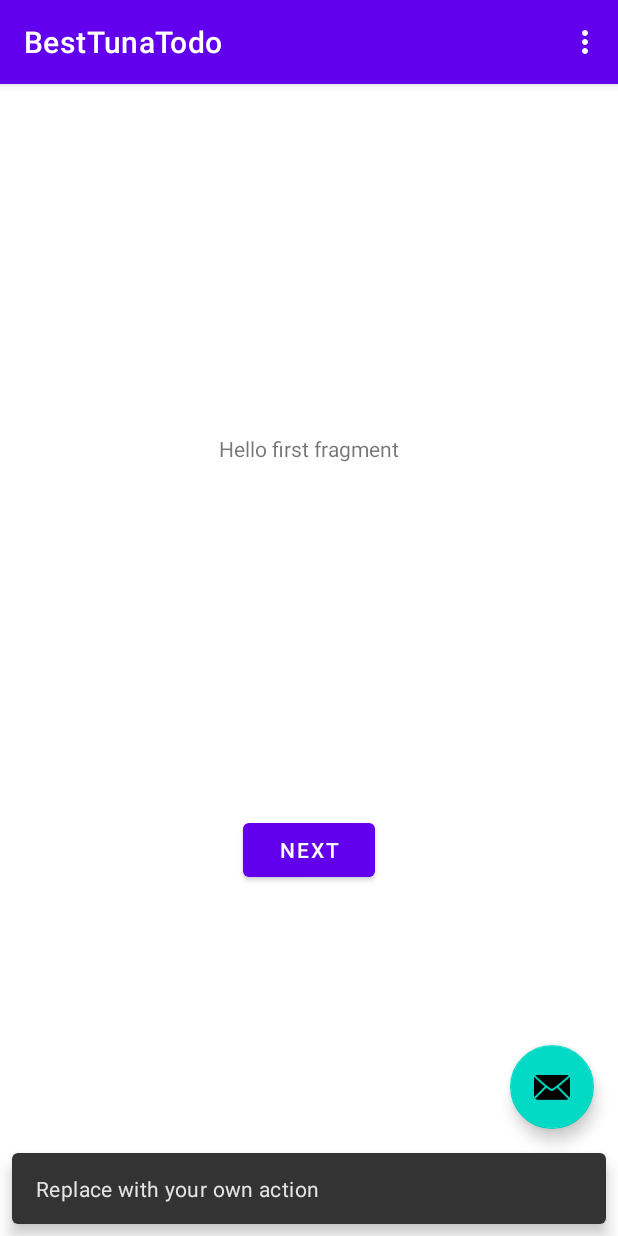
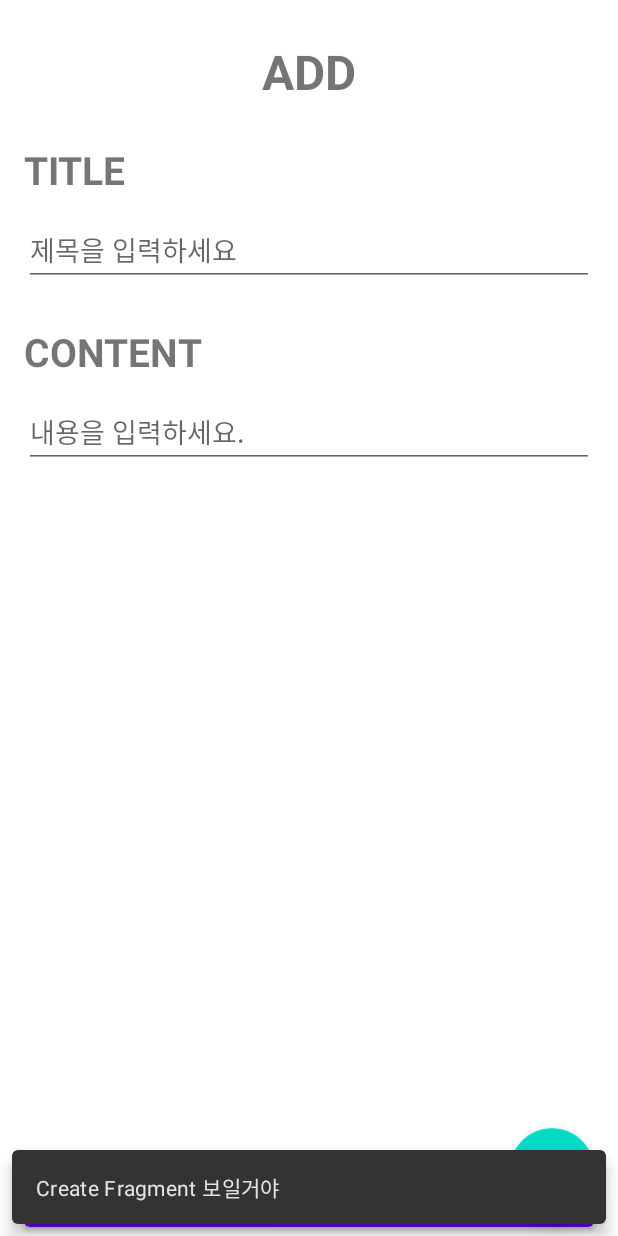
Before and after one commit to eastar-dev/agile-todo, an Android app: the screen it shows after launch (MainActivity), after a tap on an icon or button, on a phone screen of 412 x 824 dp. Run offline under Robolectric (Android 15) with nearby library versions, the phone set to English and light mode, and no system bars; our stand-ins replace data binding.

Commit message:
생성화면 추가

```diff
--- a/app/build.gradle
+++ b/app/build.gradle
@@ -1,6 +1,7 @@
 plugins {
     id 'com.android.application'
     id 'kotlin-android'
+    id 'kotlin-kapt'
 }
 
 android {
@@ -30,6 +31,9 @@ android {
     kotlinOptions {
         jvmTarget = '1.8'
     }
+    dataBinding {
+        enabled = true
+    }
 }
 
 dependencies {
@@ -41,6 +45,7 @@ dependencies {
     implementation 'androidx.constraintlayout:constraintlayout:2.0.4'
     implementation 'androidx.navigation:navigation-fragment-ktx:2.3.2'
     implementation 'androidx.navigation:navigation-ui-ktx:2.3.2'
+    implementation 'androidx.legacy:legacy-support-v4:1.0.0'
     testImplementation 'junit:junit:4.+'
     androidTestImplementation 'androidx.test.ext:junit:1.1.2'
     androidTestImplementation 'androidx.test.espresso:espresso-core:3.3.0'
--- /dev/null
+++ b/app/src/main/java/com/bestuna/todo/CreateFragment.kt
@@ -0,0 +1,46 @@
+package com.bestuna.todo
+
+import android.os.Bundle
+import android.util.Log
+import androidx.fragment.app.Fragment
+import android.view.LayoutInflater
+import android.view.View
+import android.view.ViewGroup
+import android.widget.Button
+import androidx.fragment.app.viewModels
+import androidx.navigation.fragment.findNavController
+import com.bestuna.todo.data.Todo
+import com.google.android.material.button.MaterialButton
+import com.google.android.material.snackbar.Snackbar
+import com.google.android.material.textfield.TextInputEditText
+
+class CreateFragment : Fragment() {
+
+    val vm: CreateTodoViewmodel by viewModels()
+
+    override fun onCreateView(
+        inflater: LayoutInflater, container: ViewGroup?,
+        savedInstanceState: Bundle?
+    ): View? {
+        // Inflate the layout for this fragment
+        return inflater.inflate(R.layout.fragment_create, container, false)
+    }
+
+    override fun onViewCreated(view: View, savedInstanceState: Bundle?) {
+        super.onViewCreated(view, savedInstanceState)
+
+        view.findViewById<MaterialButton>(R.id.btn_add).setOnClickListener {
+            Snackbar.make(view, "Todo내용 저장 할거얌. ", Snackbar.LENGTH_LONG)
+                .setAction("Action", null).show()
+
+            Log.e("title", view.findViewById<TextInputEditText>(R.id.input_title).text.toString())
+            Log.e("content", view.findViewById<TextInputEditText>(R.id.input_content).text.toString())
+
+            val newTodo = Todo("asdf", view.findViewById<TextInputEditText>(R.id.input_title).text.toString(), view.findViewById<TextInputEditText>(R.id.input_content).text.toString())
+            Log.e("생성된 Todo 객체", newTodo.toString())
+        }
+
+    }
+
+
+}
--- /dev/null
+++ b/app/src/main/java/com/bestuna/todo/CreateTodoViewmodel.kt
@@ -0,0 +1,19 @@
+package com.bestuna.todo
+
+import androidx.lifecycle.MutableLiveData
+import androidx.lifecycle.ViewModel
+import com.bestuna.todo.data.Todo
+
+class CreateTodoViewmodel: ViewModel() {
+
+    val title = MutableLiveData<String>()
+    val content = MutableLiveData<String>()
+
+    fun createTodo(title: String, content: String) {
+        val todo = Todo(title = title, content = content)
+    }
+
+    fun addTodo(todo: Todo) {
+
+    }
+}
--- a/app/src/main/java/com/bestuna/todo/MainActivity.kt
+++ b/app/src/main/java/com/bestuna/todo/MainActivity.kt
@@ -6,33 +6,21 @@ import com.google.android.material.snackbar.Snackbar
 import androidx.appcompat.app.AppCompatActivity
 import android.view.Menu
 import android.view.MenuItem
+import androidx.fragment.app.commit
 
 class MainActivity : AppCompatActivity() {
 
     override fun onCreate(savedInstanceState: Bundle?) {
         super.onCreate(savedInstanceState)
         setContentView(R.layout.activity_main)
-        setSupportActionBar(findViewById(R.id.toolbar))
 
         findViewById<FloatingActionButton>(R.id.fab).setOnClickListener { view ->
-            Snackbar.make(view, "Replace with your own action", Snackbar.LENGTH_LONG)
+
+            supportFragmentManager.commit {
+                replace(R.id.fragment, CreateFragment() )
+            }
+            Snackbar.make(view, "Create Fragment 보일거야 ", Snackbar.LENGTH_LONG)
                     .setAction("Action", null).show()
         }
     }
-
-    override fun onCreateOptionsMenu(menu: Menu): Boolean {
-        // Inflate the menu; this adds items to the action bar if it is present.
-        menuInflater.inflate(R.menu.menu_main, menu)
-        return true
-    }
-
-    override fun onOptionsItemSelected(item: MenuItem): Boolean {
-        // Handle action bar item clicks here. The action bar will
-        // automatically handle clicks on the Home/Up button, so long
-        // as you specify a parent activity in AndroidManifest.xml.
-        return when (item.itemId) {
-            R.id.action_settings -> true
-            else -> super.onOptionsItemSelected(item)
-        }
-    }
 }
--- a/app/src/main/res/layout/activity_main.xml
+++ b/app/src/main/res/layout/activity_main.xml
@@ -1,33 +1,26 @@
 <?xml version="1.0" encoding="utf-8"?>
-<androidx.coordinatorlayout.widget.CoordinatorLayout xmlns:android="http://schemas.android.com/apk/res/android"
+<androidx.constraintlayout.widget.ConstraintLayout
+    xmlns:android="http://schemas.android.com/apk/res/android"
     xmlns:app="http://schemas.android.com/apk/res-auto"
     xmlns:tools="http://schemas.android.com/tools"
     android:layout_width="match_parent"
     android:layout_height="match_parent"
     tools:context=".MainActivity">
 
-    <com.google.android.material.appbar.AppBarLayout
-        android:layout_width="match_parent"
-        android:layout_height="wrap_content"
-        android:theme="@style/Theme.BestTunaTodo.AppBarOverlay">
-
-        <androidx.appcompat.widget.Toolbar
-            android:id="@+id/toolbar"
-            android:layout_width="match_parent"
-            android:layout_height="?attr/actionBarSize"
-            android:background="?attr/colorPrimary"
-            app:popupTheme="@style/Theme.BestTunaTodo.PopupOverlay" />
-
-    </com.google.android.material.appbar.AppBarLayout>
-
-    <include layout="@layout/content_main" />
-
     <com.google.android.material.floatingactionbutton.FloatingActionButton
         android:id="@+id/fab"
         android:layout_width="wrap_content"
         android:layout_height="wrap_content"
-        android:layout_gravity="bottom|end"
+        app:layout_constraintEnd_toEndOf="parent"
+        app:layout_constraintBottom_toBottomOf="parent"
         android:layout_margin="@dimen/fab_margin"
         app:srcCompat="@android:drawable/ic_dialog_email" />
 
-</androidx.coordinatorlayout.widget.CoordinatorLayout>
+    <androidx.constraintlayout.widget.ConstraintLayout
+        android:id="@+id/fragment"
+        app:layout_constraintStart_toStartOf="parent"
+        app:layout_constraintTop_toTopOf="parent"
+        android:layout_width="match_parent"
+        android:layout_height="match_parent"/>
+
+</androidx.constraintlayout.widget.ConstraintLayout>
--- /dev/null
+++ b/app/src/main/res/layout/fragment_create.xml
@@ -0,0 +1,84 @@
+<?xml version="1.0" encoding="utf-8"?>
+<layout>
+    <data>
+        <variable
+            name="vm"
+            type="com.bestuna.todo.CreateTodoViewmodel" />
+    </data>
+
+    <androidx.constraintlayout.widget.ConstraintLayout xmlns:android="http://schemas.android.com/apk/res/android"
+        xmlns:app="http://schemas.android.com/apk/res-auto"
+        xmlns:tools="http://schemas.android.com/tools"
+        android:layout_width="match_parent"
+        android:layout_height="match_parent"
+        tools:context=".CreateFragment">
+
+        <com.google.android.material.textview.MaterialTextView
+            android:id="@+id/tv_head"
+            android:layout_width="wrap_content"
+            android:layout_height="wrap_content"
+            android:layout_marginTop="26dp"
+            android:text="ADD"
+            android:textSize="32dp"
+            android:textStyle="bold"
+            app:layout_constraintEnd_toEndOf="parent"
+            app:layout_constraintStart_toStartOf="parent"
+            app:layout_constraintTop_toTopOf="parent" />
+
+        <com.google.android.material.textview.MaterialTextView
+            android:id="@+id/tv_title"
+            android:layout_width="wrap_content"
+            android:layout_height="wrap_content"
+            android:layout_marginStart="16dp"
+            android:layout_marginTop="26dp"
+            android:text="TITLE"
+            android:textSize="26dp"
+            android:textStyle="bold"
+            app:layout_constraintStart_toStartOf="parent"
+            app:layout_constraintTop_toBottomOf="@id/tv_head" />
+
+        <com.google.android.material.textfield.TextInputEditText
+            android:id="@+id/input_title"
+            android:layout_width="match_parent"
+            android:layout_height="wrap_content"
+            android:layout_marginStart="16dp"
+            android:layout_marginTop="12dp"
+            android:layout_marginEnd="16dp"
+            android:hint="제목을 입력하세요"
+            android:maxLines="1"
+            app:layout_constraintTop_toBottomOf="@id/tv_title" />
+
+        <com.google.android.material.textview.MaterialTextView
+            android:id="@+id/tv_content"
+            android:layout_width="wrap_content"
+            android:layout_height="wrap_content"
+            android:layout_marginStart="16dp"
+            android:layout_marginTop="26dp"
+            android:text="CONTENT"
+            android:textSize="26dp"
+            android:textStyle="bold"
+            app:layout_constraintStart_toStartOf="parent"
+            app:layout_constraintTop_toBottomOf="@id/input_title" />
+
+        <com.google.android.material.textfield.TextInputEditText
+            android:id="@+id/input_content"
+            android:layout_width="match_parent"
+            android:layout_height="wrap_content"
+            android:layout_marginStart="16dp"
+            android:layout_marginTop="12dp"
+            android:layout_marginEnd="16dp"
+            android:hint="내용을 입력하세요."
+            android:maxLines="5"
+            app:layout_constraintTop_toBottomOf="@id/tv_content" />
+
+        <com.google.android.material.button.MaterialButton
+            android:id="@+id/btn_add"
+            android:layout_width="match_parent"
+            android:layout_height="wrap_content"
+            android:layout_marginStart="16dp"
+            android:layout_marginEnd="16dp"
+            android:text="ADD"
+            app:layout_constraintBottom_toBottomOf="parent" />
+
+    </androidx.constraintlayout.widget.ConstraintLayout>
+</layout>
```
